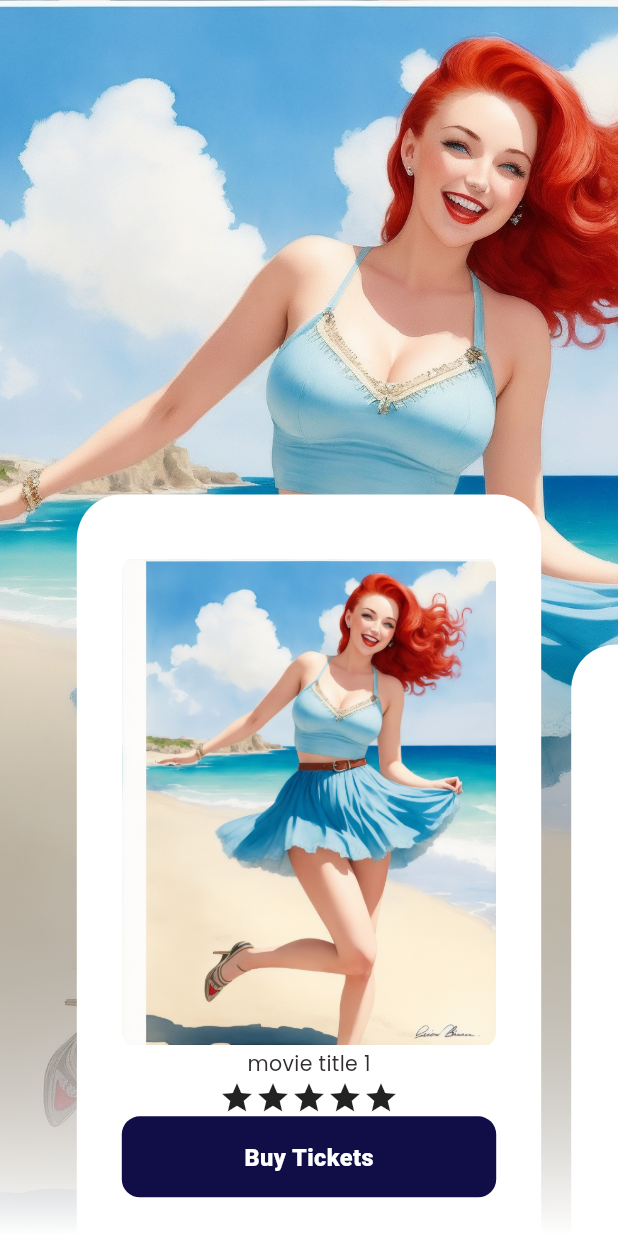
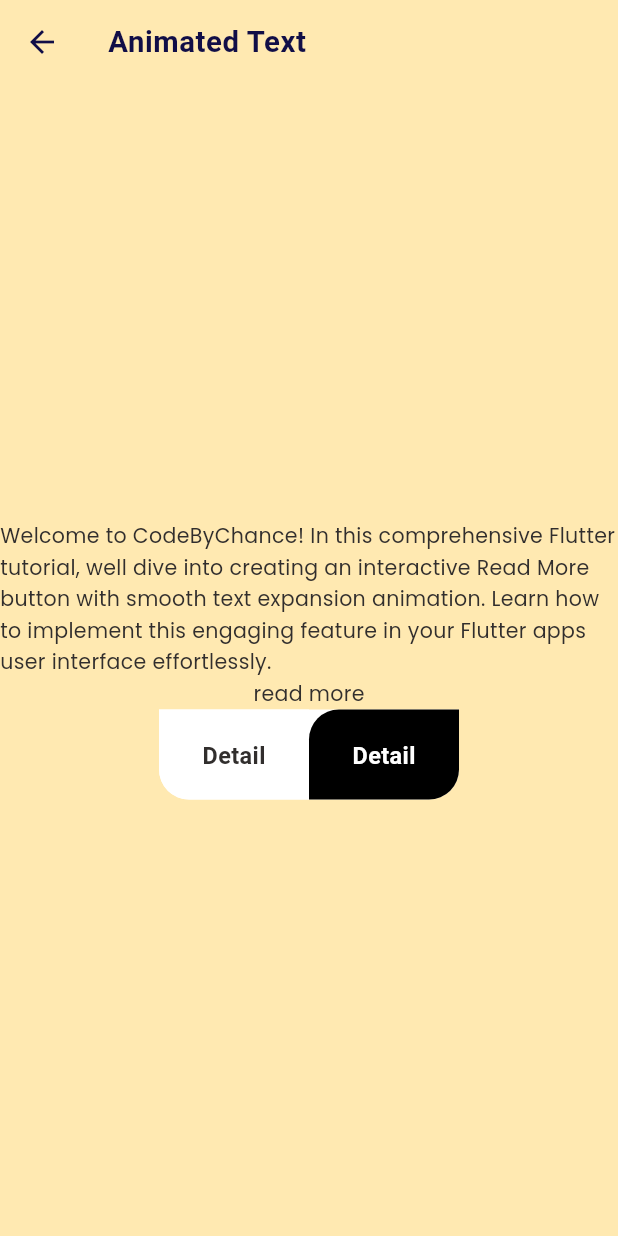
Before and after one commit to Thepilli/my_starter, a Flutter app: the screen it shows after launch, after a tap on "Material button", on a phone screen of 412 x 824 dp. Run offline on Flutter 3.47's test engine with Material 2 defaults, Android fonts, the phone set to English and light mode, and no system bars; our stand-ins replace flutter_riverpod, flutter_screenutil, fluttertoast, go_router, google_fonts, riverpod_annotation; generated files the repository leaves out were written again.

Commit message:
animated text added

```diff
--- /dev/null
+++ b/lib/pages/home_page/animated_text.dart
@@ -0,0 +1,72 @@
+// ignore_for_file: prefer_const_constructors
+
+import 'package:flutter/material.dart';
+import 'package:flutter_riverpod/flutter_riverpod.dart';
+import 'package:starter_kit/app/app_colors.dart';
+import 'package:starter_kit/pages/home_page/animated_text_provider.dart';
+import 'package:starter_kit/shared/extensions/build_context.dart';
+
+class AnimeText extends ConsumerWidget {
+  const AnimeText({super.key});
+
+  @override
+  Widget build(BuildContext context, WidgetRef ref) {
+    bool isExpanded = ref.watch(animeTextProvider);
+    return Scaffold(
+      appBar: AppBar(
+        title: const Text('Animated Text'),
+      ),
+      body: Center(
+        child: Column(
+          mainAxisAlignment: MainAxisAlignment.center,
+          children: [
+            AnimatedCrossFade(
+              firstChild: Text('Welcome to CodeByChance! In this comprehensive Flutter tutorial, well dive into creating '),
+              secondChild: Text(
+                  'Welcome to CodeByChance! In this comprehensive Flutter tutorial, well dive into creating an interactive Read More button with smooth text expansion animation. Learn how to implement this engaging feature in your Flutter apps user interface effortlessly.'),
+              crossFadeState: isExpanded ? CrossFadeState.showFirst : CrossFadeState.showSecond,
+              duration: Duration(seconds: 1),
+            ),
+            GestureDetector(
+              onTap: () {
+                ref.read(animeTextProvider.notifier).expandToggle(isExpanded);
+              },
+              child: Text('read more'),
+            ),
+            Container(
+              decoration: BoxDecoration(borderRadius: BorderRadius.vertical(bottom: Radius.circular(20)), color: AppColors.white),
+              height: 60,
+              width: 200,
+              child: Row(
+                children: [
+                  Container(
+                    alignment: Alignment.center,
+                    decoration:
+                        BoxDecoration(color: AppColors.white, borderRadius: BorderRadius.only(bottomLeft: Radius.circular(20))),
+                    width: 100,
+                    child: Text(
+                      'Detail',
+                      style: context.textTheme.titleSmall,
+                    ),
+                  ),
+                  Expanded(
+                    child: Container(
+                      alignment: Alignment.center,
+                      decoration: BoxDecoration(
+                          color: AppColors.black,
+                          borderRadius: BorderRadius.only(topLeft: Radius.circular(20), bottomRight: Radius.circular(20))),
+                      child: Text(
+                        'Detail',
+                        style: context.textTheme.titleSmall?.copyWith(color: AppColors.white),
+                      ),
+                    ),
+                  ),
+                ],
+              ),
+            )
+          ],
+        ),
+      ),
+    );
+  }
+}
--- /dev/null
+++ b/lib/pages/home_page/animated_text_provider.dart
@@ -0,0 +1,15 @@
+import 'package:riverpod_annotation/riverpod_annotation.dart';
+
+part 'animated_text_provider.g.dart';
+
+@riverpod
+class AnimeText extends _$AnimeText {
+  @override
+  bool build() {
+    return false;
+  }
+
+  void expandToggle(bool isExpanded) {
+    state = !isExpanded;
+  }
+}
--- a/lib/pages/home_page/home_page.dart
+++ b/lib/pages/home_page/home_page.dart
@@ -2,10 +2,9 @@
 
 import 'package:flutter/material.dart';
 import 'package:flutter_riverpod/flutter_riverpod.dart';
-import 'package:go_router/go_router.dart';
+import 'package:starter_kit/pages/home_page/animated_text.dart';
 
 import '../../app/app_colors.dart';
-import '../../router/app_router.dart';
 import '../../shared/util/theme_provider.dart';
 
 class HomePage extends ConsumerWidget {
@@ -32,7 +31,12 @@ class HomePage extends ConsumerWidget {
             MaterialButton(
               color: AppColors.blue,
               onPressed: () {
-                context.pushNamed(Routes.movie.name);
+                // context.pushNamed(Routes.movie.name);
+                Navigator.push(
+                    context,
+                    MaterialPageRoute(
+                      builder: (context) => AnimeText(),
+                    ));
               },
               child: Text('Material button'),
             ),
```
Also changed, not shown: lib/pages/home_page/animated_text_provider.g.dart.
